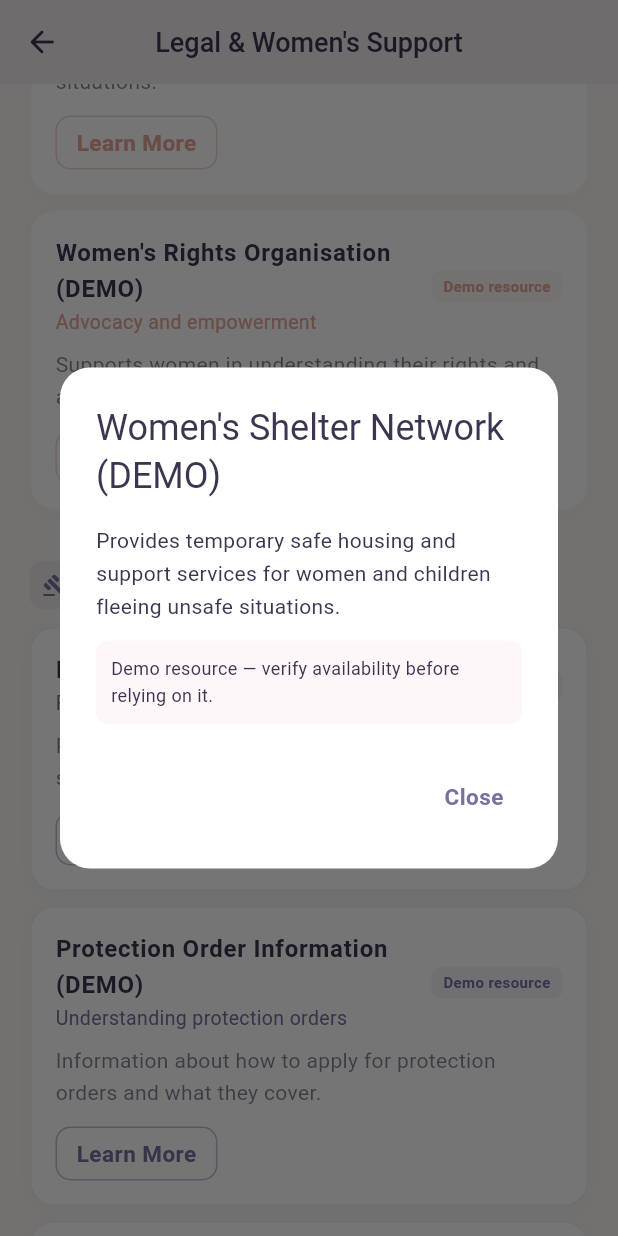
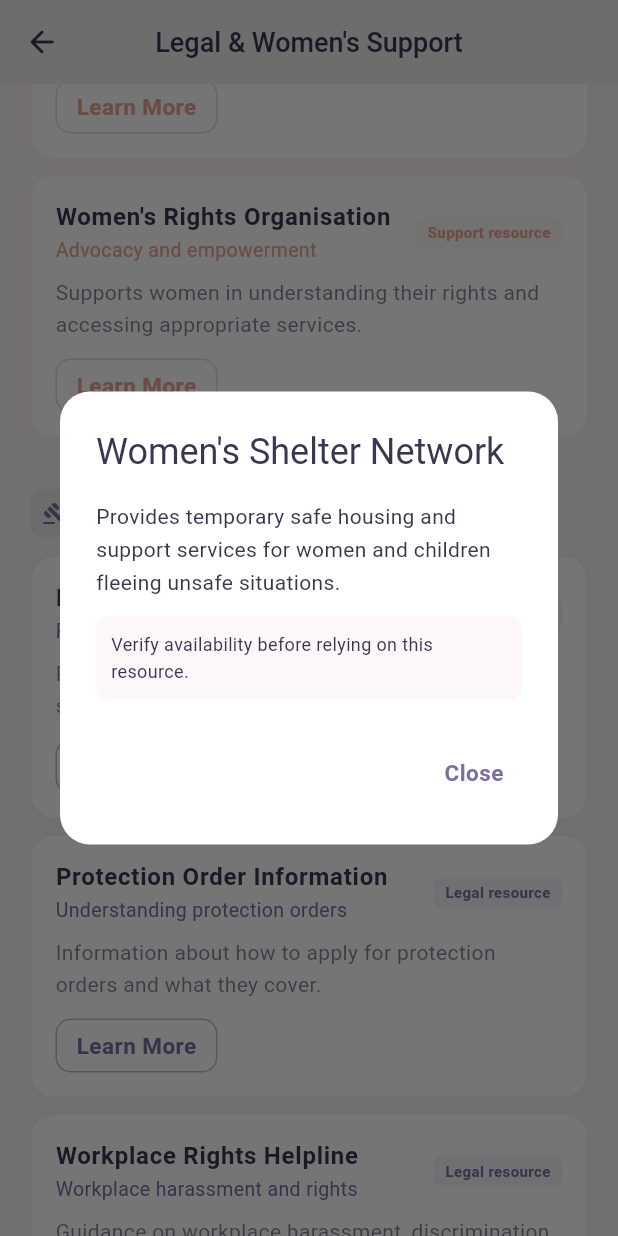
Before and after one commit to Brindhadevi78/sih-review2, a Flutter app: the _LegalSupportBody screen opened directly with empty values, scrolled down 576 dp, after a tap on "Learn More", on a phone screen of 412 x 824 dp. Run offline on Flutter 3.47's test engine with Material 3 defaults, Android fonts, the phone set to English and light mode, and no system bars; accounts and stored records are empty.

Commit message:
Remove prototype/demo labels; fix login bottom sheet overflow

```diff
--- a/lib/screens/auth/login_screen.dart
+++ b/lib/screens/auth/login_screen.dart
@@ -42,6 +42,7 @@ class _LoginScreenState extends State<LoginScreen> {
   void _showDemoSheet() {
     showModalBottomSheet(
       context: context,
+      isScrollControlled: true,
       shape: const RoundedRectangleBorder(
         borderRadius: BorderRadius.vertical(top: Radius.circular(24)),
       ),
@@ -236,11 +237,11 @@ class _LoginScreenState extends State<LoginScreen> {
                   const Divider(),
                   const SizedBox(height: 16),
 
-                  // Demo Access
+                  // Quick Access
                   OutlinedButton.icon(
                     onPressed: _showDemoSheet,
                     icon: const Icon(Icons.play_circle_outline_rounded),
-                    label: const Text('Demo Access'),
+                    label: const Text('Quick Access'),
                     style: OutlinedButton.styleFrom(
                       minimumSize: const Size.fromHeight(48),
                       shape: RoundedRectangleBorder(
@@ -249,7 +250,7 @@ class _LoginScreenState extends State<LoginScreen> {
                   ),
                   const SizedBox(height: 8),
                   Text(
-                    'For SIH judges — explore all roles instantly',
+                    'Explore all roles instantly',
                     textAlign: TextAlign.center,
                     style: theme.textTheme.bodyMedium?.copyWith(
                       color: cs.onSurface.withAlpha(100),
@@ -289,8 +290,8 @@ class _DemoSheet extends StatelessWidget {
           'Administrator', Icons.admin_panel_settings_outlined, UserRole.admin, null),
     ];
 
-    return Padding(
-      padding: const EdgeInsets.fromLTRB(24, 20, 24, 32),
+    return SingleChildScrollView(
+      padding: EdgeInsets.fromLTRB(24, 20, 24, MediaQuery.of(context).viewInsets.bottom + 32),
       child: Column(
         mainAxisSize: MainAxisSize.min,
         crossAxisAlignment: CrossAxisAlignment.stretch,
@@ -306,7 +307,7 @@ class _DemoSheet extends StatelessWidget {
             ),
           ),
           const SizedBox(height: 20),
-          Text('Demo Access',
+          Text('Quick Access',
               style: theme.textTheme.headlineMedium,
               textAlign: TextAlign.center),
           const SizedBox(height: 4),
--- a/lib/screens/common/privacy_center_screen.dart
+++ b/lib/screens/common/privacy_center_screen.dart
@@ -87,7 +87,7 @@ class _PrivacyHeader extends StatelessWidget {
             border: Border.all(color: cs.primary.withAlpha(30)),
           ),
           child: Text(
-            'Prototype privacy controls — production encryption and backend security would be implemented separately.',
+            'Privacy controls — production encryption and backend security will be implemented separately.',
             style: theme.textTheme.bodyMedium?.copyWith(
                 color: cs.primary, fontStyle: FontStyle.italic),
           ),
@@ -190,7 +190,7 @@ class _JournalPrivacySectionState extends State<_JournalPrivacySection> {
           const SizedBox(height: 14),
           if (_deleted)
             _StatusBanner(
-              message: 'Your journal entries were deleted from this prototype session.',
+              message: 'Your journal entries were deleted from this session.',
               cs: cs,
               theme: theme,
             )
@@ -279,7 +279,7 @@ class _VoiceSectionState extends State<_VoiceSection> {
           ]),
           const SizedBox(height: 8),
           Text(
-            'Voice reflections are stored only for this prototype session. '
+            'Voice reflections are stored only for this session. '
             'No audio is uploaded, shared, or automatically transcribed. '
             'No AI analysis is performed on your voice.',
             style: theme.textTheme.bodyMedium
@@ -296,7 +296,7 @@ class _VoiceSectionState extends State<_VoiceSection> {
           const SizedBox(height: 14),
           if (_deleted)
             _StatusBanner(
-              message: 'Voice reflections deleted from this prototype session.',
+              message: 'Voice reflections deleted from this session.',
               cs: cs,
               theme: theme,
             )
@@ -325,7 +325,7 @@ class _VoiceSectionState extends State<_VoiceSection> {
         shape: RoundedRectangleBorder(borderRadius: BorderRadius.circular(20)),
         title: const Text('Delete all voice reflections?'),
         content: const Text(
-          'This removes all voice reflections from this prototype session.\n\nThis cannot be undone.',
+          'This removes all voice reflections from this session.\n\nThis cannot be undone.',
         ),
         actions: [
           TextButton(
@@ -396,7 +396,7 @@ class _CheckInSectionState extends State<_CheckInSection> {
           const SizedBox(height: 14),
           if (_deleted)
             _StatusBanner(
-              message: 'Check-in history removed from this prototype session.',
+              message: 'Check-in history removed from this session.',
               cs: cs,
               theme: theme,
             )
@@ -425,7 +425,7 @@ class _CheckInSectionState extends State<_CheckInSection> {
         shape: RoundedRectangleBorder(borderRadius: BorderRadius.circular(20)),
         title: const Text('Delete all check-in history?'),
         content: const Text(
-          'This removes your saved reflection and check-in history from this prototype session.\n\nYour profile and preferences will not be affected.',
+          'This removes your saved reflection and check-in history from this session.\n\nYour profile and preferences will not be affected.',
         ),
         actions: [
           TextButton(
@@ -477,7 +477,7 @@ class _AiConsentSection extends StatelessWidget {
           ]),
           const SizedBox(height: 8),
           Text(
-            'When enabled, prototype emotional analysis may use your current '
+            'When enabled, emotional analysis may use your current '
             'check-in and, when you choose to analyse it, your current journal entry.',
             style: theme.textTheme.bodyMedium
                 ?.copyWith(color: cs.onSurface.withAlpha(160), height: 1.5),
@@ -507,7 +507,7 @@ class _AiConsentSection extends StatelessWidget {
           ]),
           const SizedBox(height: 6),
           Text(
-            'Prototype AI only — no real AI service is connected. '
+            'AI analysis only — no external AI service is connected. '
             'Results are general emotional observations, not medical diagnoses.',
             style: theme.textTheme.bodyMedium?.copyWith(
                 color: cs.onSurface.withAlpha(140),
@@ -544,7 +544,7 @@ class _AiConsentSection extends StatelessWidget {
           crossAxisAlignment: CrossAxisAlignment.start,
           children: [
             Text(
-              'When enabled, prototype AI may use your check-in mood, '
+              'When enabled, AI may use your check-in mood, '
               'confidence, and social connection ratings to provide a general '
               'emotional observation.\n\n'
               'When you choose to analyse a specific reflection, your journal '
@@ -610,7 +610,7 @@ class _AboutAiCard extends StatelessWidget {
   @override
   Widget build(BuildContext context) {
     const points = [
-      'Prototype AI only — not a real AI service.',
+      'AI only — no external AI service is connected.',
       'Provides general emotional observations based on your check-in.',
       'Does not diagnose any condition.',
       'Does not replace professional support.',
@@ -786,7 +786,7 @@ class _SupportSharingSection extends StatelessWidget {
           ),
           const SizedBox(height: 8),
           Text(
-            'Nothing is currently being shared. All actions below are local prototype records only — no information was transmitted.',
+            'Nothing is currently being shared. All actions below are local records only — no information was transmitted.',
             style: theme.textTheme.bodyMedium?.copyWith(
                 color: cs.onSurface.withAlpha(140),
                 fontStyle: FontStyle.italic),
@@ -945,7 +945,7 @@ class _DeleteAllSection extends StatelessWidget {
           ]),
           const SizedBox(height: 8),
           Text(
-            'This will remove all your local prototype data. This action cannot be undone.',
+            'This will remove all your local data. This action cannot be undone.',
             style: theme.textTheme.bodyMedium
                 ?.copyWith(color: Colors.red.shade800, height: 1.5),
           ),
@@ -981,7 +981,7 @@ class _DeleteAllSection extends StatelessWidget {
           const Text('Delete everything?'),
         ]),
         content: const Text(
-          'This will remove your local prototype data, including reflections, recovery activity history, support choices and personalisation data.\n\nThis cannot be undone.',
+          'This will remove your local data, including reflections, recovery activity history, support choices and personalisation data.\n\nThis cannot be undone.',
         ),
         actions: [
           TextButton(
--- a/lib/screens/survivor/companion_screen.dart
+++ b/lib/screens/survivor/companion_screen.dart
@@ -264,7 +264,7 @@ class _AboutCompanionCard extends StatelessWidget {
   @override
   Widget build(BuildContext context) {
     const points = [
-      'Your companion is a supportive prototype feature.',
+      'Your companion is a supportive feature.',
       'It is not a therapist.',
       'It does not diagnose.',
       'It does not contact anyone.',
--- a/lib/screens/survivor/legal_support_screen.dart
+++ b/lib/screens/survivor/legal_support_screen.dart
@@ -102,28 +102,28 @@ class _LegalSupportBodyState extends State<_LegalSupportBody> {
                     color: const Color(0xFFE8A598),
                     resources: const [
                       _Resource(
-                        name: 'Women\'s Helpline (DEMO)',
+                        name: 'Women\'s Helpline',
                         purpose: 'Emotional support and guidance',
                         description:
                             'A helpline for women experiencing abuse or distress. '
                             'Trained counsellors provide confidential support.',
-                        tag: 'Demo resource',
+                        tag: 'Support resource',
                       ),
                       _Resource(
-                        name: 'Women\'s Shelter Network (DEMO)',
+                        name: 'Women\'s Shelter Network',
                         purpose: 'Safe accommodation and support',
                         description:
                             'Provides temporary safe housing and support services '
                             'for women and children fleeing unsafe situations.',
-                        tag: 'Demo resource',
+                        tag: 'Support resource',
                       ),
                       _Resource(
-                        name: 'Women\'s Rights Organisation (DEMO)',
+                        name: 'Women\'s Rights Organisation',
                         purpose: 'Advocacy and empowerment',
                         description:
                             'Supports women in understanding their rights and '
                             'accessing appropriate services.',
-                        tag: 'Demo resource',
+                        tag: 'Support resource',
                       ),
                     ],
                     cs: cs,
@@ -138,28 +138,28 @@ class _LegalSupportBodyState extends State<_LegalSupportBody> {
                     color: const Color(0xFF7B6FA0),
                     resources: const [
                       _Resource(
-                        name: 'Legal Aid Service (DEMO)',
+                        name: 'Legal Aid Service',
                         purpose: 'Free legal advice and representation',
                         description:
                             'Provides free or low-cost legal assistance for '
                             'survivors navigating legal processes.',
-                        tag: 'Demo resource',
+                        tag: 'Legal resource',
                       ),
                       _Resource(
-                        name: 'Protection Order Information (DEMO)',
+                        name: 'Protection Order Information',
                         purpose: 'Understanding protection orders',
                         description:
                             'Information about how to apply for protection orders '
                             'and what they cover.',
-                        tag: 'Demo resource',
+                        tag: 'Legal resource',
                       ),
                       _Resource(
-                        name: 'Workplace Rights Helpline (DEMO)',
+                        name: 'Workplace Rights Helpline',
                         purpose: 'Workplace harassment and rights',
                         description:
                             'Guidance on workplace harassment, discrimination '
                             'and your legal rights as an employee.',
-                        tag: 'Demo resource',
+                        tag: 'Legal resource',
                       ),
                     ],
                     cs: cs,
@@ -174,28 +174,28 @@ class _LegalSupportBodyState extends State<_LegalSupportBody> {
                     color: const Color(0xFF64B5F6),
                     resources: const [
                       _Resource(
-                        name: 'Cyber Safety Helpline (DEMO)',
+                        name: 'Cyber Safety Helpline',
                         purpose: 'Online harassment and digital safety',
                         description:
                             'Support for people experiencing cyberstalking, '
                             'online harassment, image-based abuse or digital threats.',
-                        tag: 'Demo resource',
+                        tag: 'Safety resource',
                       ),
                       _Resource(
-                        name: 'Digital Evidence Guide (DEMO)',
+                        name: 'Digital Evidence Guide',
                         purpose: 'Preserving evidence of online abuse',
                         description:
                             'Information on how to safely document and preserve '
                             'evidence of online abuse for legal purposes.',
-                        tag: 'Demo resource',
+                        tag: 'Safety resource',
                       ),
                       _Resource(
-                        name: 'Platform Reporting Guide (DEMO)',
+                        name: 'Platform Reporting Guide',
                         purpose: 'Reporting abuse on social platforms',
                         description:
                             'Step-by-step guidance on reporting abusive content '
                             'and accounts on major social media platforms.',
-                        tag: 'Demo resource',
+                        tag: 'Safety resource',
                       ),
                     ],
                     cs: cs,
@@ -274,8 +274,8 @@ class _EmergencySection extends StatelessWidget {
               context,
               title: 'Emergency Services',
               body:
-                  'In a real implementation, this would allow you to call emergency services.\n\n'
-                  'Demo only — no call is made.',
+                  'This will allow you to call emergency services.\n\n'
+                  'Please confirm to proceed.',
             ),
             cs: cs,
             theme: theme,
@@ -289,8 +289,8 @@ class _EmergencySection extends StatelessWidget {
               context,
               title: 'Trusted Contact',
               body:
-                  'In a real implementation, this would allow you to message a trusted contact.\n\n'
-                  'Demo only — no message is sent.',
+                  'This will allow you to message a trusted contact.\n\n'
+                  'Please confirm to proceed.',
             ),
             cs: cs,
             theme: theme,
@@ -304,8 +304,8 @@ class _EmergencySection extends StatelessWidget {
               context,
               title: 'Women\'s Support Line',
               body:
-                  'In a real implementation, this would connect you with a women\'s support helpline.\n\n'
-                  'Demo only — no call is made.',
+                  'This will connect you with a women\'s support helpline.\n\n'
+                  'Please confirm to proceed.',
             ),
             cs: cs,
             theme: theme,
@@ -319,8 +319,8 @@ class _EmergencySection extends StatelessWidget {
               context,
               title: 'Nearby Support',
               body:
-                  'In a real implementation, this would help you find nearby support services.\n\n'
-                  'Demo only — no location is shared.',
+                  'This will help you find nearby support services near you.\n\n'
+                  'Please confirm to proceed.',
             ),
             cs: cs,
             theme: theme,
@@ -362,7 +362,7 @@ class _EmergencySection extends StatelessWidget {
               Navigator.pop(ctx);
               ScaffoldMessenger.of(context).showSnackBar(
                 SnackBar(
-                  content: Text('Demo only — $title was not contacted.'),
+                  content: Text('$title selected.'),
                   behavior: SnackBarBehavior.floating,
                   duration: const Duration(seconds: 3),
                 ),
@@ -607,7 +607,7 @@ class _ResourceCard extends StatelessWidget {
                 borderRadius: BorderRadius.circular(8),
               ),
               child: const Text(
-                'Demo resource — verify availability before relying on it.',
+                'Verify availability before relying on this resource.',
                 style: TextStyle(fontSize: 12),
               ),
             ),
@@ -662,7 +662,7 @@ class _DemoDisclaimer extends StatelessWidget {
           const SizedBox(width: 8),
           Expanded(
             child: Text(
-              'DEMO — These are example resources. '
+              'These are example resources. '
               'Verify availability before relying on any resource.',
               style: theme.textTheme.bodyMedium?.copyWith(
                   fontSize: 12, color: cs.onSurface.withAlpha(160)),
--- a/lib/screens/survivor/reflect/step_saved.dart
+++ b/lib/screens/survivor/reflect/step_saved.dart
@@ -110,7 +110,7 @@ class _InsightCard extends StatelessWidget {
             ],
           ),
           const SizedBox(height: 6),
-          // Prototype label
+          // AI insight label
           Container(
             padding:
                 const EdgeInsets.symmetric(horizontal: 8, vertical: 3),
@@ -120,7 +120,7 @@ class _InsightCard extends StatelessWidget {
               border: Border.all(color: cs.primary.withAlpha(30)),
             ),
             child: Text(
-              'Prototype AI insight — not a diagnosis.',
+              'AI insight — not a diagnosis.',
               style: theme.textTheme.bodyMedium?.copyWith(
                   fontSize: 11,
                   color: cs.onSurface.withAlpha(150),
```
Also changed, not shown: lib/screens/admin/admin_screen.dart (+7 -7 lines), lib/screens/survivor/reflect/voice_reflection_screen.dart (+11 -100 lines).
